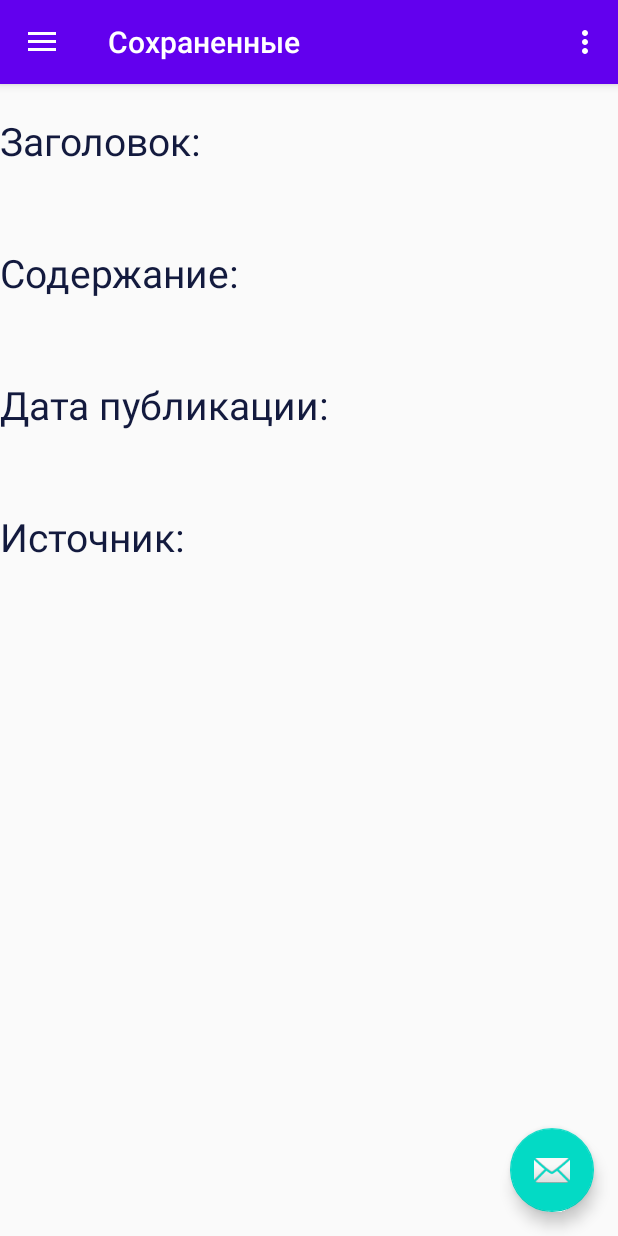
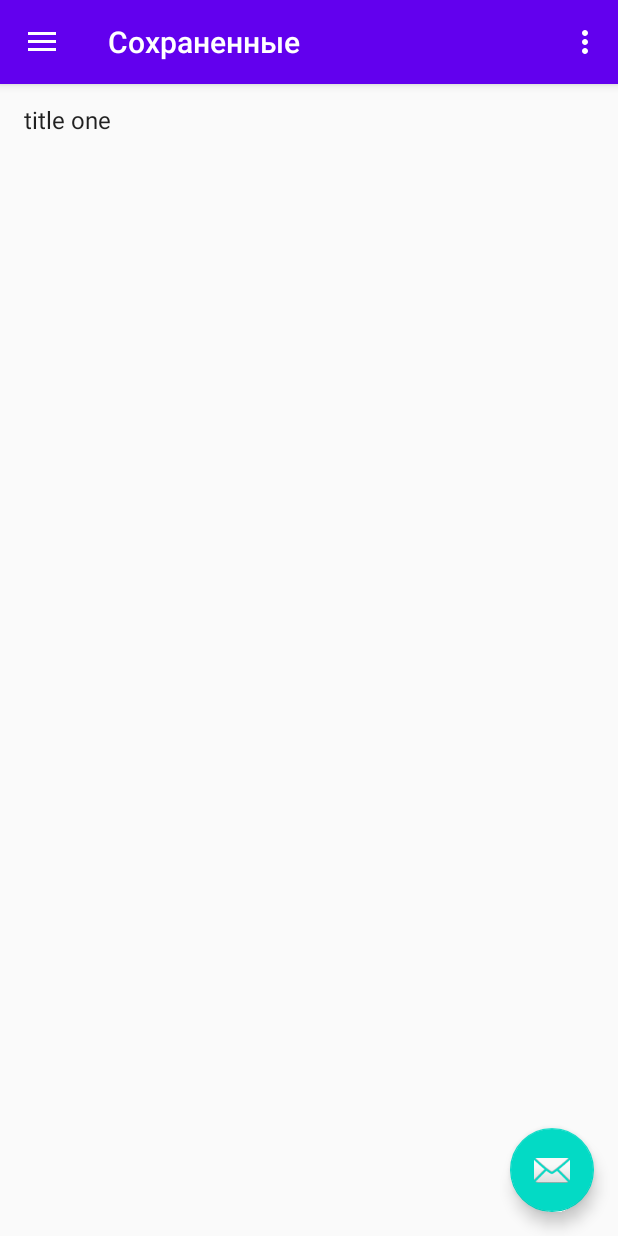
Before and after one commit to kissloryshy/IHaveRights, an Android app: the screen it shows after launch (MainActivity), in the side drawer, after a tap on "Избранное", on a phone screen of 412 x 824 dp. Run offline under Robolectric (Android 15) with nearby library versions, the phone set to English and light mode, and no system bars; our stand-ins replace Firebase (no records; nobody signed in at launch, a user with empty details on screens opened directly), navigation-ui; 2 statements that could not run were skipped.

Commit message:
Send data to next fragment. Return to previous fragment.

```diff
--- a/app/src/main/java/com/example/androidnav/ui/favorites/FavoritesFragment.kt
+++ b/app/src/main/java/com/example/androidnav/ui/favorites/FavoritesFragment.kt
@@ -4,16 +4,25 @@ import android.os.Bundle
 import android.view.LayoutInflater
 import android.view.View
 import android.view.ViewGroup
+import android.widget.AdapterView
+import android.widget.ArrayAdapter
 import android.widget.TextView
 import androidx.fragment.app.Fragment
 import androidx.lifecycle.Observer
 import androidx.lifecycle.ViewModelProviders
+import androidx.navigation.NavController
+import androidx.navigation.Navigation
 import com.example.androidnav.R
 import com.example.androidnav.data.UserInfo
+import com.example.androidnav.ui.articles.CurrentArticleFragment
+import kotlinx.android.synthetic.main.fragment_articles.*
+import kotlinx.android.synthetic.main.fragment_favorites.*
 
 class FavoritesFragment : Fragment() {
 
     private lateinit var galleryViewModel: FavoritesViewModel
+
+    var navController: NavController? = null
 
     override fun onCreateView(
             inflater: LayoutInflater,
@@ -30,10 +39,40 @@ class FavoritesFragment : Fragment() {
         return root
     }
 
+    override fun onViewCreated(view: View, savedInstanceState: Bundle?) {
+        super.onViewCreated(view, savedInstanceState)
+        navController = Navigation.findNavController(view)
+    }
+
     override fun onActivityCreated(savedInstanceState: Bundle?) {
         super.onActivityCreated(savedInstanceState)
 
         var userInfo = UserInfo(context, "UserInfo", null, 1)
         userInfo.getArticles()
+
+        var titles = ArrayList<String>()
+        titles.add("title one")
+        var adapter = ArrayAdapter<String>(requireContext(), android.R.layout.simple_list_item_1, titles)
+        listViewFav.adapter = adapter
+
+        listViewFav.setOnItemClickListener { parent, view, position, id ->
+            var args = Bundle()
+            args.putString("title", "lorem ipsum")
+            args.putString("content", "lorem ipsum")
+            args.putString("publicationDate", "lorem ipsum")
+            args.putString("source", "lorem ipsum")
+//            var fragment = CurrentFavoritesFragment()
+//            fragment.arguments = args
+//            var manager = parentFragmentManager
+//            var transaction = manager.beginTransaction()
+//            transaction.replace(R.id.nav_host_fragment, fragment)
+//            transaction.addToBackStack(null)
+//            transaction.commit()
+
+            navController!!.navigate(R.id.action_nav_favorites_to_currentFavoritesFragment, args)
+
+        }
     }
+
+
 }
--- a/app/src/main/res/layout/fragment_favorites.xml
+++ b/app/src/main/res/layout/fragment_favorites.xml
@@ -15,61 +15,10 @@
             android:layout_width="match_parent"
             android:layout_height="match_parent">
 
-            <TextView
+            <ListView
+                android:id="@+id/listViewFav"
                 android:layout_width="match_parent"
-                android:layout_height="wrap_content"
-                android:layout_marginTop="20dp"
-                android:text="Заголовок:"
-                android:textSize="26sp"
-                android:textColor="@color/titleTextColor"/>
-
-            <TextView
-                android:id="@+id/tvTitle"
-                android:layout_width="match_parent"
-                android:layout_height="wrap_content"
-                android:textSize="24sp"/>
-
-            <TextView
-                android:layout_width="match_parent"
-                android:layout_height="wrap_content"
-                android:layout_marginTop="20dp"
-                android:text="Содержание:"
-                android:textSize="26sp"
-                android:textColor="@color/titleTextColor"/>
-
-            <TextView
-                android:id="@+id/tvContent"
-                android:layout_width="match_parent"
-                android:layout_height="wrap_content"
-                android:textSize="24sp"/>
-
-            <TextView
-                android:layout_width="match_parent"
-                android:layout_height="wrap_content"
-                android:layout_marginTop="20dp"
-                android:text="Дата публикации:"
-                android:textSize="26sp"
-                android:textColor="@color/titleTextColor"/>
-
-            <TextView
-                android:id="@+id/tvPublicationDate"
-                android:layout_width="match_parent"
-                android:layout_height="wrap_content"
-                android:textSize="24sp"/>
-
-            <TextView
-                android:layout_width="match_parent"
-                android:layout_height="wrap_content"
-                android:layout_marginTop="20dp"
-                android:text="Источник:"
-                android:textSize="26sp"
-                android:textColor="@color/titleTextColor"/>
-
-            <TextView
-                android:id="@+id/tvSource"
-                android:layout_width="match_parent"
-                android:layout_height="wrap_content"
-                android:textSize="24sp"/>
+                android:layout_height="match_parent"/>
 
         </LinearLayout>
 
--- a/app/src/main/res/navigation/mobile_navigation.xml
+++ b/app/src/main/res/navigation/mobile_navigation.xml
@@ -12,31 +12,31 @@
         tools:layout="@layout/fragment_articles">
 
         <action
-            android:id="@+id/action_HomeFragment_to_HomeSecondFragment"
-            app:destination="@id/nav_home_second" />
-        <action
             android:id="@+id/action_nav_articles_to_currentArticleFragment"
             app:destination="@id/currentArticleFragment" />
-    </fragment>
-    <fragment
-        android:id="@+id/nav_home_second"
-        android:name="com.example.androidnav.ui.articles.HomeSecondFragment"
-        android:label="@string/home_second"
-        tools:layout="@layout/fragment_home_second">
         <action
-            android:id="@+id/action_HomeSecondFragment_to_HomeFragment"
-            app:destination="@id/nav_articles" />
-
-        <argument
-            android:name="myArg"
-            app:argType="string" />
+            android:id="@+id/action_nav_articles_to_nav_favorites2"
+            app:destination="@id/nav_favorites" />
+        <action
+            android:id="@+id/action_nav_articles_to_nav_support"
+            app:destination="@id/nav_support" />
+        <action
+            android:id="@+id/action_nav_articles_to_nav_about"
+            app:destination="@id/nav_about" />
+        <action
+            android:id="@+id/action_nav_articles_to_nav_settings"
+            app:destination="@id/nav_settings" />
     </fragment>
 
     <fragment
         android:id="@+id/nav_favorites"
         android:name="com.example.androidnav.ui.favorites.FavoritesFragment"
         android:label="Сохраненные"
-        tools:layout="@layout/fragment_favorites" />
+        tools:layout="@layout/fragment_favorites" >
+        <action
+            android:id="@+id/action_nav_favorites_to_currentFavoritesFragment"
+            app:destination="@id/currentFavoritesFragment" />
+    </fragment>
 
     <fragment
         android:id="@+id/nav_settings"
@@ -57,6 +57,12 @@
     <fragment
         android:id="@+id/currentArticleFragment"
         android:name="com.example.androidnav.ui.articles.CurrentArticleFragment"
-        android:label="fragment_current_article"
+        android:label="Статьи"
         tools:layout="@layout/fragment_current_article" />
+    <fragment
+        android:id="@+id/currentFavoritesFragment"
+        android:name="com.example.androidnav.ui.favorites.CurrentFavoritesFragment"
+        android:label="Сохраненные"
+        tools:layout="@layout/fragment_favorites_current" >
+    </fragment>
 </navigation>
--- a/settings.gradle
+++ b/settings.gradle
@@ -1,2 +1,2 @@
-rootProject.name='AndroidNav'
+rootProject.name='IHaveRights'
 include ':app'
```
Also changed, not shown: app/src/main/java/com/example/androidnav/data/UserInfo.kt (+7 -5 lines), app/src/main/java/com/example/androidnav/ui/favorites/CurrentFavoritesFragment.kt (added, +50 -0 lines), app/src/main/java/com/example/androidnav/ui/favorites/CurrentFavoritesViewModel.kt (added, +7 -0 lines), app/src/main/res/layout/fragment_favorites_current.xml (added, +84 -0 lines).
